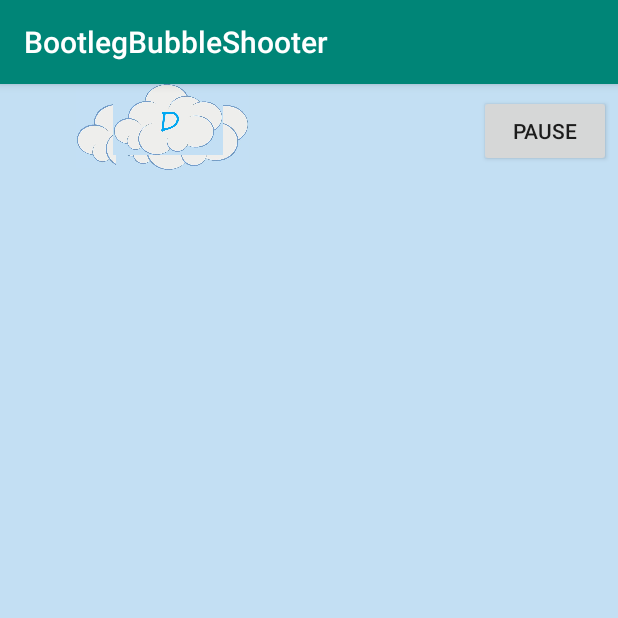
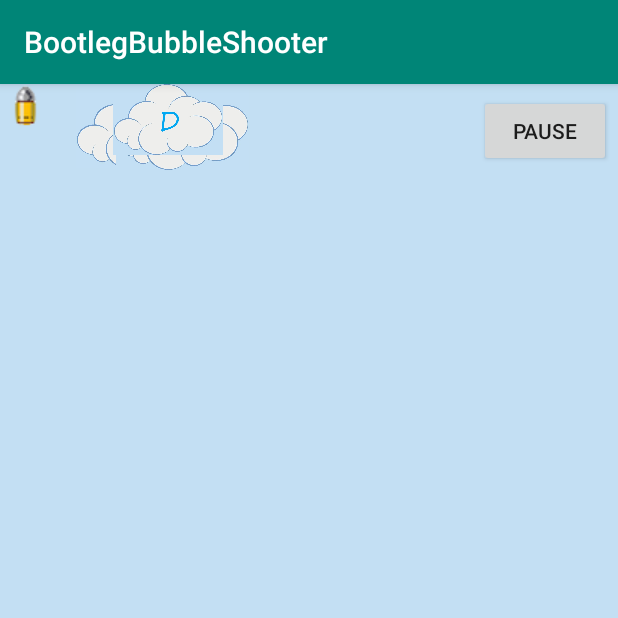
Before and after one commit to samau2000/MemoryLeak2.0, an Android app: the Levels screen opened directly, with no data from a screen before it, on a phone screen of 412 x 824 dp, the top half of it. Run offline under Robolectric (Android 15) with nearby library versions, the phone set to English and light mode, and no system bars; Roboto replaces fonts that are not available here.

Commit message:
12:49 AM

```diff
--- a/BootlegBubbleShooter/app/src/main/java/com/example/bootlegbubbleshooter/Levels.java
+++ b/BootlegBubbleShooter/app/src/main/java/com/example/bootlegbubbleshooter/Levels.java
@@ -10,6 +10,7 @@ import android.widget.Toast;
 
 public class Levels extends AppCompatActivity {
     ImageButton rocketButton;
+
     float x, y;
 
     @Override
@@ -24,6 +25,7 @@ public class Levels extends AppCompatActivity {
             @Override
             public void onClick(View v) {
                 Toast.makeText(Levels.this, "It works", Toast.LENGTH_LONG).show();
+
             }
         });
 
--- a/BootlegBubbleShooter/app/src/main/res/layout/activity_levels.xml
+++ b/BootlegBubbleShooter/app/src/main/res/layout/activity_levels.xml
@@ -98,4 +98,12 @@
         app:layout_constraintTop_toBottomOf="@+id/CloudB"
         app:srcCompat="@drawable/rocket" />
 
+    <ImageView
+        android:id="@+id/imageView2"
+        android:layout_width="wrap_content"
+        android:layout_height="wrap_content"
+        app:srcCompat="@drawable/bullet"
+        tools:layout_editor_absoluteX="131dp"
+        tools:layout_editor_absoluteY="351dp" />
+
 </androidx.constraintlayout.widget.ConstraintLayout>
```
Also changed, not shown: BootlegBubbleShooter/app/src/main/res/drawable/bullet.png (added).
